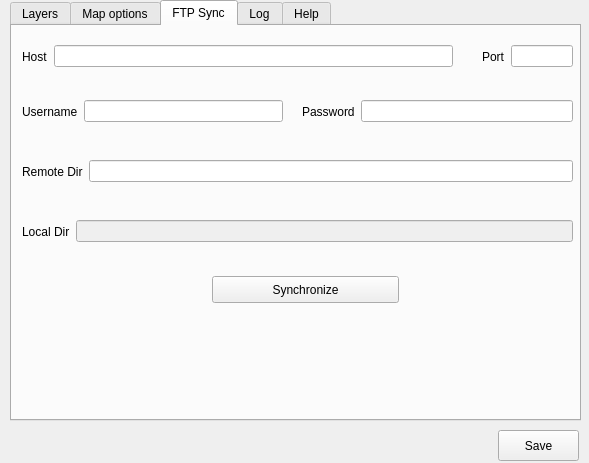
Qt form ui_lizmap.ui (3liz/lizmap-plugin) before a commit.
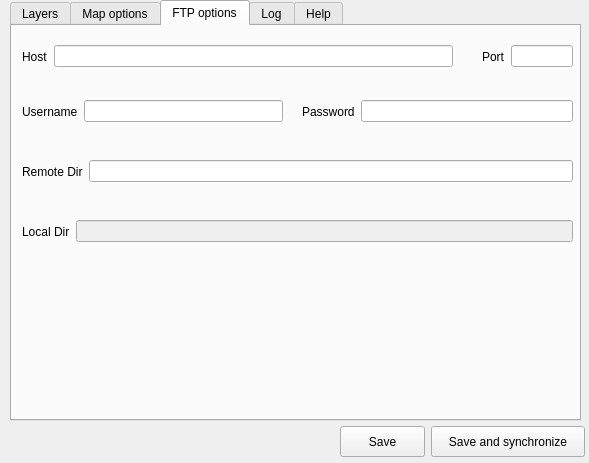
The same form after that commit. The open tabs and pages were chosen to show the change.

Patch:
```diff
--- a/ui_lizmap.ui
+++ b/ui_lizmap.ui
@@ -337,7 +337,7 @@
    </widget>
    <widget class="QWidget" name="tab_ftp">
     <attribute name="title">
-     <string>FTP Sync</string>
+     <string>FTP options</string>
     </attribute>
     <widget class="QWidget" name="horizontalLayoutWidget_3">
      <property name="geometry">
@@ -475,19 +475,6 @@
       </item>
      </layout>
     </widget>
-    <widget class="QPushButton" name="btSync">
-     <property name="geometry">
-      <rect>
-       <x>200</x>
-       <y>250</y>
-       <width>187</width>
-       <height>27</height>
-      </rect>
-     </property>
-     <property name="text">
-      <string>Synchronize</string>
-     </property>
-    </widget>
    </widget>
    <widget class="QWidget" name="tab_main">
     <attribute name="title">
@@ -627,9 +614,9 @@
   <widget class="QPushButton" name="btSave">
    <property name="geometry">
     <rect>
-     <x>498</x>
-     <y>430</y>
-     <width>81</width>
+     <x>340</x>
+     <y>426</y>
+     <width>85</width>
      <height>31</height>
     </rect>
    </property>
@@ -637,6 +624,19 @@
     <string>Save</string>
    </property>
   </widget>
+  <widget class="QPushButton" name="btSync">
+   <property name="geometry">
+    <rect>
+     <x>431</x>
+     <y>426</y>
+     <width>154</width>
+     <height>31</height>
+    </rect>
+   </property>
+   <property name="text">
+    <string>Save and synchronize</string>
+   </property>
+  </widget>
  </widget>
  <tabstops>
   <tabstop>tabWidget</tabstop>
```
